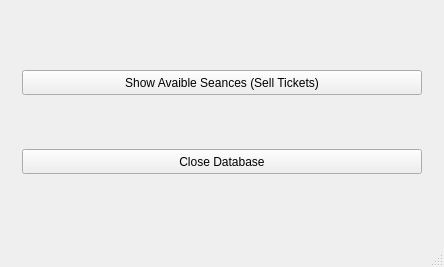
Old version of the form cinema/mainwindow.ui in the repository M1k3FaLc0n/PP_po_PM02.
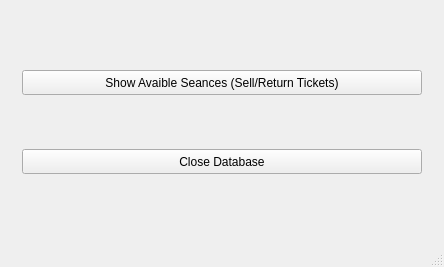
New version of the form.

The edit to the form file:
```diff
--- a/cinema/mainwindow.ui
+++ b/cinema/mainwindow.ui
@@ -76,7 +76,7 @@
            </size>
           </property>
           <property name="text">
-           <string>Show Avaible Seances (Sell Tickets)</string>
+           <string>Show Avaible Seances (Sell/Return Tickets)</string>
           </property>
          </widget>
         </item>
```
